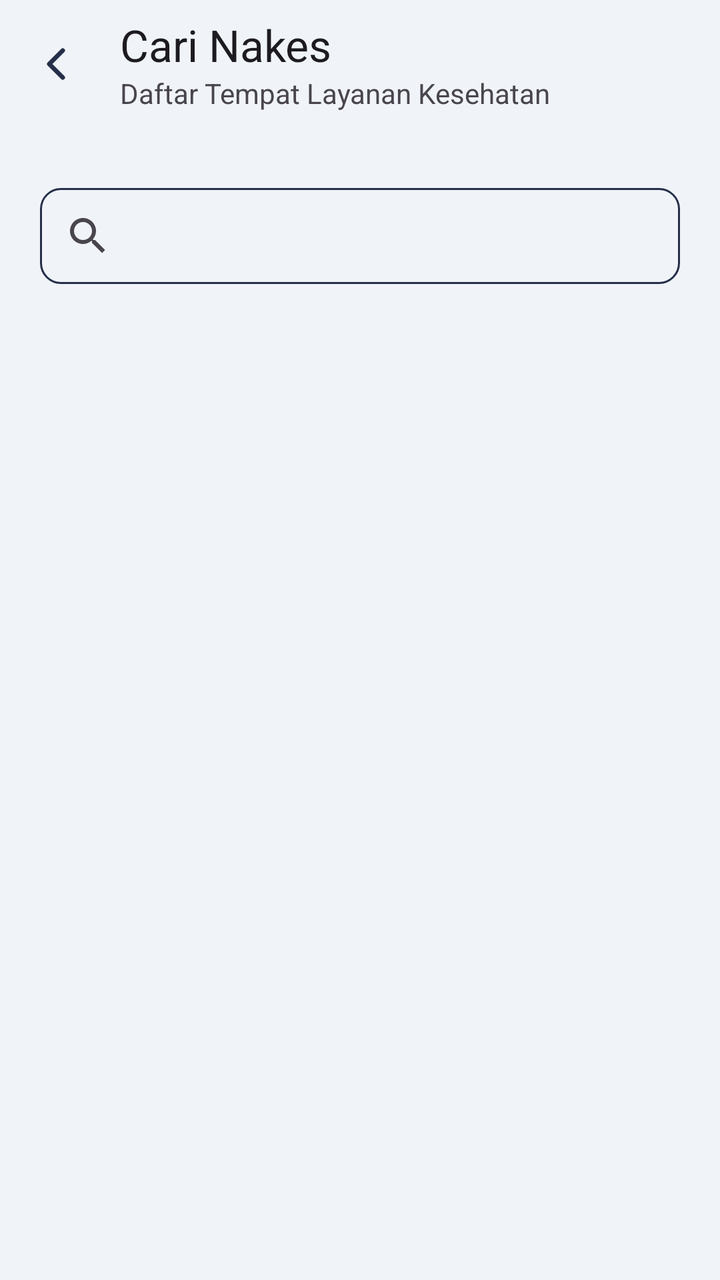
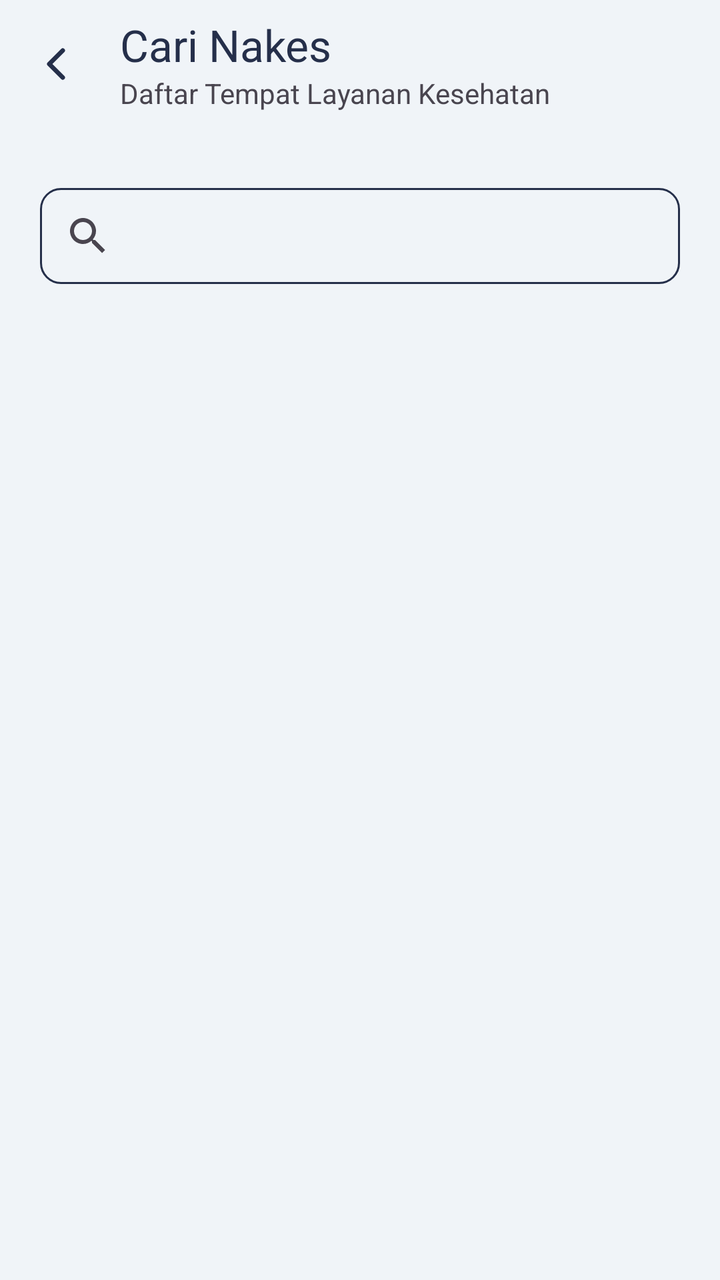

The first picture is an Android layout as it rendered before a commit; the second is the same layout after the commit. The layout source and the unified diff follow.
<!-- AndroidManifest.xml: application theme Theme.PatientMobileApp -->
<!-- res/layout/activity_cari_nakes.xml -->
<?xml version="1.0" encoding="utf-8"?>
<androidx.constraintlayout.widget.ConstraintLayout xmlns:android="http://schemas.android.com/apk/res/android"
    xmlns:app="http://schemas.android.com/apk/res-auto"
    xmlns:tools="http://schemas.android.com/tools"
    android:id="@+id/main"
    android:background="@color/abu"
    android:layout_width="match_parent"
    android:layout_height="match_parent"
    tools:context=".CariNakesActivity">
    <androidx.appcompat.widget.Toolbar
        android:id="@+id/nakes"
        android:layout_width="match_parent"
        android:layout_height="wrap_content"
        android:background="@color/abu"
        android:minHeight="?attr/actionBarSize"
        android:theme="?attr/actionBarTheme"
        app:layout_constraintEnd_toEndOf="parent"
        app:layout_constraintStart_toStartOf="parent"
        app:layout_constraintTop_toTopOf="parent"
        app:title="Cari Nakes"
        app:subtitleTextAppearance="@color/abu"
        app:subtitle="Daftar Tempat Layanan Kesehatan"
        app:navigationIcon="@drawable/ion_chevron_back" />
    <LinearLayout
        android:layout_marginHorizontal="20dp"
        android:id="@+id/linearLayout3"
        android:layout_width="match_parent"
        android:layout_height="wrap_content"
        android:layout_marginTop="10dp"
        android:orientation="vertical"
        app:layout_constraintStart_toStartOf="parent"
        app:layout_constraintTop_toBottomOf="@+id/nakes">
        <SearchView
            android:id="@+id/search"
            android:layout_width="match_parent"
            android:layout_height="wrap_content"
            android:layout_marginTop="20dp"
            android:background="@drawable/search_bar"
            tools:layout_editor_absoluteX="25dp" />
        <LinearLayout
            android:layout_marginTop="20dp"
            android:gravity="center_vertical"
            android:orientation="horizontal"
            android:layout_width="match_parent"
            android:layout_height="wrap_content"/>
        <HorizontalScrollView
            android:layout_width="match_parent"
            android:layout_height="wrap_content"/>

        <androidx.recyclerview.widget.RecyclerView
            android:id="@+id/recyclerNakes"
            android:layout_width="match_parent"
            android:layout_height="550dp" />

        <ScrollView
            android:layout_width="match_parent"
            android:layout_height="wrap_content"/>
    </LinearLayout>


</androidx.constraintlayout.widget.ConstraintLayout>
<!-- resources referenced by this layout -->
<resources>
  <color name="abu">#F0F4F8</color>
  <!-- drawable ion_chevron_back (drawable) -->
  <vector xmlns:android="http://schemas.android.com/apk/res/android"
      android:width="24dp"
      android:height="24dp"
      android:viewportWidth="24"
      android:viewportHeight="24">
    <path
        android:pathData="M15.375,5.25L8.625,12L15.375,18.75"
        android:strokeLineJoin="round"
        android:strokeWidth="2.25"
        android:fillColor="#00000000"
        android:strokeColor="#252F4A"
        android:strokeLineCap="round"/>
  </vector>
  <!-- drawable search_bar (drawable) -->
  <?xml version="1.0" encoding="utf-8"?>
  <shape xmlns:android="http://schemas.android.com/apk/res/android">
      <stroke android:color="@color/biruTua" android:width="1dp"/>
      <corners android:radius="10dp"/>
  </shape>
  <style name="Theme.PatientMobileApp" parent="Base.Theme.PatientMobileApp" />
  <color name="biruTua">#252F4A</color>
  <style name="Base.Theme.PatientMobileApp" parent="Theme.Material3.DayNight.NoActionBar">
          
          <item name="colorPrimary">@color/biruTua</item>
      </style>
</resources>

<!-- the commit's change to res/layout/activity_cari_nakes.xml (unified diff, before → after) -->
@@ -13,11 +13,11 @@
         android:layout_height="wrap_content"
         android:background="@color/abu"
         android:minHeight="?attr/actionBarSize"
-        android:theme="?attr/actionBarTheme"
         app:layout_constraintEnd_toEndOf="parent"
         app:layout_constraintStart_toStartOf="parent"
         app:layout_constraintTop_toTopOf="parent"
         app:title="Cari Nakes"
+        app:titleTextColor="@color/biruTua"
         app:subtitleTextAppearance="@color/abu"
         app:subtitle="Daftar Tempat Layanan Kesehatan"
         app:navigationIcon="@drawable/ion_chevron_back" />
<!-- resource entries referenced after the edit -->
@@ -26,6 +26,9 @@
   <style name="Base.Theme.PatientMobileApp" parent="Theme.Material3.DayNight.NoActionBar">
           
           <item name="colorPrimary">@color/biruTua</item>
+          <item name="actionBarTheme">@style/ThemeOverlay.Material3.ActionBar</item>
+          <item name="android:windowBackground">@color/abu</item>
+          <item name="android:forceDarkAllowed" tools:targetApi="q">false</item>
       </style>
 </resources>
 
